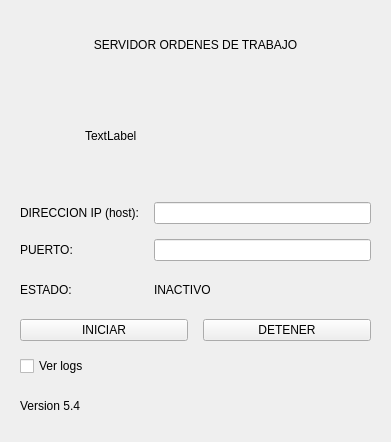
Huber-Ticona/SAGOT_servidor, file servidor.ui: the form before one commit.
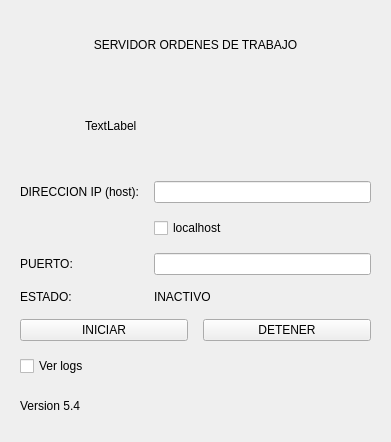
The form after the commit.

Diff of the .ui file:
```diff
--- a/servidor.ui
+++ b/servidor.ui
@@ -102,40 +102,47 @@
     </item>
     <item>
      <layout class="QGridLayout" name="gridLayout">
-      <item row="0" column="0">
-       <widget class="QLabel" name="label">
-        <property name="text">
-         <string>DIRECCION IP (host):</string>
-        </property>
-       </widget>
-      </item>
-      <item row="2" column="1">
+      <item row="3" column="1">
        <widget class="QLabel" name="lb_estado">
         <property name="text">
          <string>INACTIVO</string>
         </property>
        </widget>
       </item>
-      <item row="2" column="0">
+      <item row="3" column="0">
        <widget class="QLabel" name="label_5">
         <property name="text">
          <string>ESTADO:</string>
         </property>
        </widget>
       </item>
-      <item row="1" column="0">
-       <widget class="QLabel" name="label_2">
-        <property name="text">
-         <string>PUERTO:</string>
-        </property>
-       </widget>
-      </item>
-      <item row="1" column="1">
+      <item row="2" column="1">
        <widget class="QLineEdit" name="txt_puerto"/>
       </item>
       <item row="0" column="1">
        <widget class="QLineEdit" name="txt_host"/>
       </item>
+      <item row="2" column="0">
+       <widget class="QLabel" name="label_2">
+        <property name="text">
+         <string>PUERTO:</string>
+        </property>
+       </widget>
+      </item>
+      <item row="0" column="0">
+       <widget class="QLabel" name="label">
+        <property name="text">
+         <string>DIRECCION IP (host):</string>
+        </property>
+       </widget>
+      </item>
+      <item row="1" column="1">
+       <widget class="QCheckBox" name="r_localhost">
+        <property name="text">
+         <string>localhost</string>
+        </property>
+       </widget>
+      </item>
      </layout>
     </item>
     <item>
```
